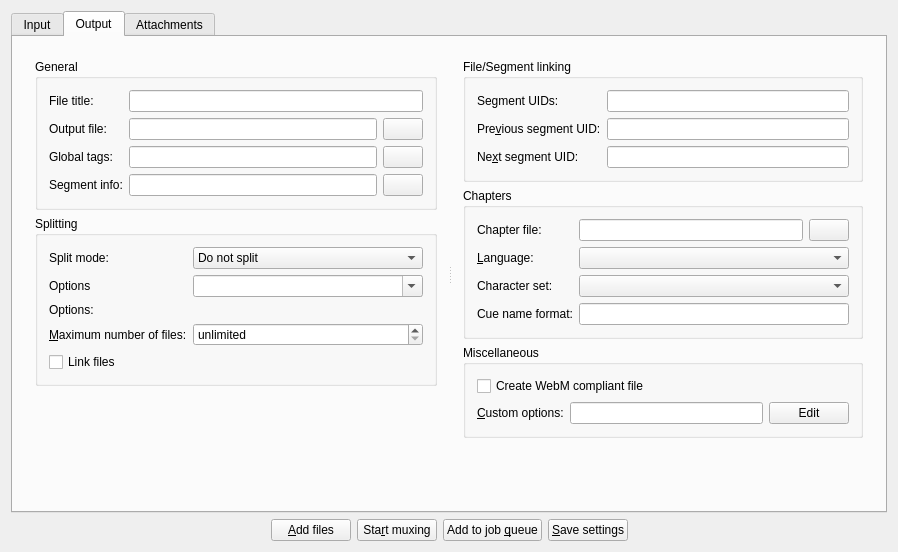
jpsdr/MKVToolnix-Windows-7, file src/mkvtoolnix-gui/forms/merge/tab.ui: the form before one commit.
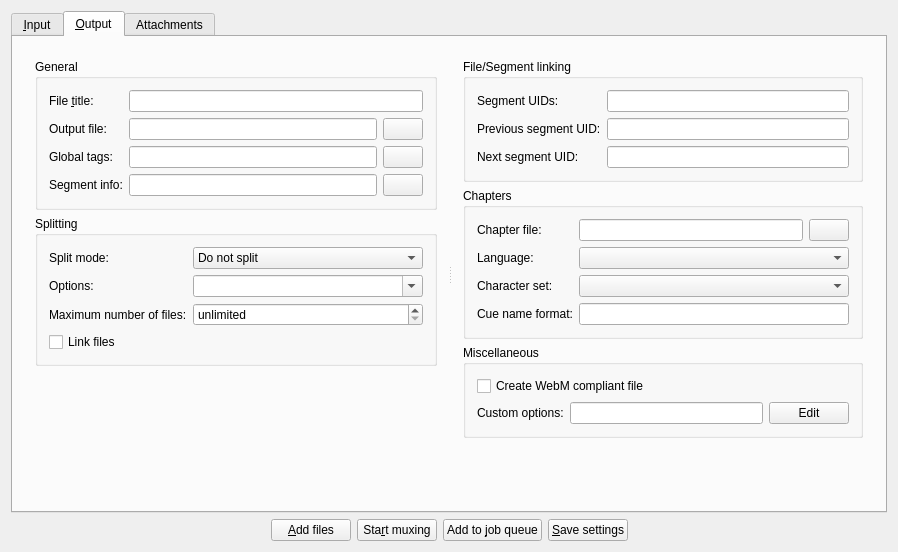
The form after the commit. The open tabs and pages were chosen to show the change. Icons and pictures are not drawn. Custom widgets are drawn as their Qt base class.

```diff
--- a/src/mkvtoolnix-gui/forms/merge/tab.ui
+++ b/src/mkvtoolnix-gui/forms/merge/tab.ui
@@ -24,7 +24,7 @@
      </property>
      <widget class="QWidget" name="inputTab">
       <attribute name="title">
-       <string>Input</string>
+       <string>&amp;Input</string>
       </attribute>
       <layout class="QHBoxLayout" name="horizontalLayout_2">
        <item>
@@ -787,7 +787,7 @@
      </widget>
      <widget class="QWidget" name="outputTab">
       <attribute name="title">
-       <string>Output</string>
+       <string>&amp;Output</string>
       </attribute>
       <layout class="QVBoxLayout" name="verticalLayout_3">
        <item>
@@ -809,7 +809,7 @@
               <item row="0" column="0">
                <widget class="QLabel" name="titleLael">
                 <property name="text">
-                 <string>File title:</string>
+                 <string>File &amp;title:</string>
                 </property>
                 <property name="buddy">
                  <cstring>title</cstring>
@@ -972,16 +972,6 @@
                 </item>
                </widget>
               </item>
-              <item row="1" column="0">
-               <widget class="QLabel" name="splitOptionsLabel">
-                <property name="text">
-                 <string>Options</string>
-                </property>
-                <property name="buddy">
-                 <cstring>splitOptions</cstring>
-                </property>
-               </widget>
-              </item>
               <item row="1" column="1">
                <widget class="QComboBox" name="splitOptions">
                 <property name="editable">
@@ -989,17 +979,10 @@
                 </property>
                </widget>
               </item>
-              <item row="2" column="0">
-               <widget class="QLabel" name="splittingOptionsLabel">
-                <property name="text">
-                 <string>Options:</string>
-                </property>
-               </widget>
-              </item>
               <item row="3" column="0">
                <widget class="QLabel" name="splitMaxFilesLabel">
                 <property name="text">
-                 <string>&amp;Maximum number of files:</string>
+                 <string>Maximum number of files:</string>
                 </property>
                 <property name="buddy">
                  <cstring>splitMaxFiles</cstring>
@@ -1020,6 +1003,16 @@
                 </property>
                </widget>
               </item>
+              <item row="1" column="0">
+               <widget class="QLabel" name="splitOptionsLabel">
+                <property name="text">
+                 <string>Options:</string>
+                </property>
+                <property name="buddy">
+                 <cstring>splitOptions</cstring>
+                </property>
+               </widget>
+              </item>
              </layout>
             </widget>
            </item>
@@ -1062,7 +1055,7 @@
               <item row="1" column="0">
                <widget class="QLabel" name="previousSegmentUIDLabel">
                 <property name="text">
-                 <string>Pre&amp;vious segment UID:</string>
+                 <string>Previous segment UID:</string>
                 </property>
                 <property name="buddy">
                  <cstring>previousSegmentUID</cstring>
@@ -1075,7 +1068,7 @@
               <item row="2" column="0">
                <widget class="QLabel" name="nextSegmentUIDLabel">
                 <property name="text">
-                 <string>Ne&amp;xt segment UID:</string>
+                 <string>Next segment UID:</string>
                 </property>
                 <property name="buddy">
                  <cstring>nextSegmentUID</cstring>
@@ -1131,7 +1124,7 @@
               <item row="1" column="0">
                <widget class="QLabel" name="chapterLanguageLabel">
                 <property name="text">
-                 <string>&amp;Language:</string>
+                 <string>Language:</string>
                 </property>
                 <property name="buddy">
                  <cstring>chapterLanguage</cstring>
@@ -1188,7 +1181,7 @@
                 <item>
                  <widget class="QLabel" name="userDefinedOptionsLabel">
                   <property name="text">
-                   <string>&amp;Custom options:</string>
+                   <string>Custom options:</string>
                   </property>
                   <property name="buddy">
                    <cstring>userDefinedOptions</cstring>
@@ -1365,7 +1358,7 @@
      <item>
       <widget class="QPushButton" name="addToJobQueue">
        <property name="text">
-        <string>Add to job &amp;queue</string>
+        <string>Add to &amp;job queue</string>
        </property>
        <property name="icon">
         <iconset resource="../../qt_resources.qrc">
```
Left out of the diff: 51 changed lines with no effect on the pictures.
